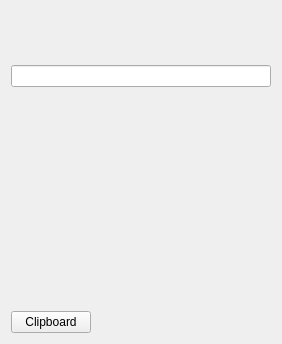
The window that sVanilla/src/ClientUi/Home/HomePage.ui (WangPengZhan/sVanilla) describes before a commit, drawn with Qt 5.
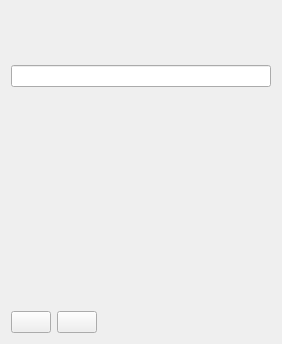
The same window after the commit. Custom widgets are drawn as their Qt base class.

Commit message: feat(ui): - add history and clipboard icon - perfect the clear button logic

What changed in the file:
```diff
--- a/sVanilla/src/ClientUi/Home/HomePage.ui
+++ b/sVanilla/src/ClientUi/Home/HomePage.ui
@@ -68,7 +68,14 @@
         </sizepolicy>
        </property>
        <property name="text">
-        <string>Clipboard</string>
+        <string/>
+       </property>
+      </widget>
+     </item>
+     <item>
+      <widget class="QPushButton" name="HistoryBtn">
+       <property name="text">
+        <string/>
        </property>
       </widget>
      </item>
```
Left out of the diff: 6 changed lines with no effect on the pictures. The commit also changes 10 other files.
